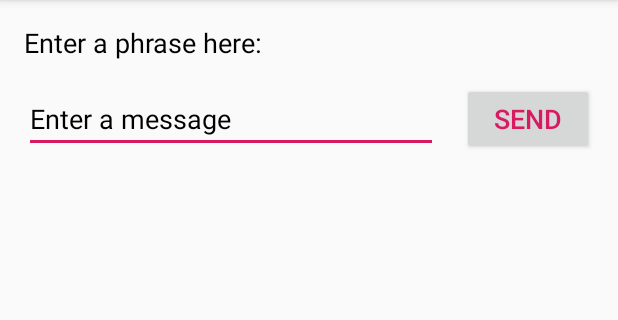
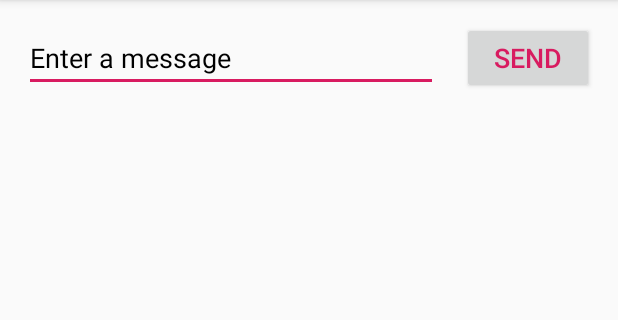
Before and after one commit to twichtendahl/twichtendahl_itc162_a2, an Android app: the screen it shows after launch (MainActivity), on a phone screen of 412 x 824 dp, the part 84-404 px from its top. Run offline under Robolectric (Android 15) with nearby library versions, the phone set to English and light mode, and no system bars.

Commit message:
Deletes label to prepare for assignment 3 layout

```diff
--- a/app/src/main/res/layout/activity_main.xml
+++ b/app/src/main/res/layout/activity_main.xml
@@ -21,7 +21,7 @@
         app:layout_constraintEnd_toStartOf="@+id/button"
         app:layout_constraintHorizontal_bias="0.5"
         app:layout_constraintStart_toStartOf="parent"
-        app:layout_constraintTop_toBottomOf="@+id/textView" />
+        app:layout_constraintTop_toTopOf="parent" />
 
     <Button
         android:id="@+id/button"
@@ -40,19 +40,4 @@
         app:layout_constraintHorizontal_bias="0.5"
         app:layout_constraintStart_toEndOf="@+id/editText" />
 
-    <TextView
-        android:id="@+id/textView"
-        android:layout_width="0dp"
-        android:layout_height="wrap_content"
-        android:layout_marginStart="16dp"
-        android:layout_marginLeft="16dp"
-        android:layout_marginTop="16dp"
-        android:text="@string/text_edit_label"
-        android:textColor="@android:color/background_dark"
-        android:textColorHighlight="#3F51B5"
-        android:textColorLink="#FF5722"
-        android:textSize="18sp"
-        android:typeface="normal"
-        app:layout_constraintStart_toStartOf="parent"
-        app:layout_constraintTop_toTopOf="parent" />
 </androidx.constraintlayout.widget.ConstraintLayout>
```
